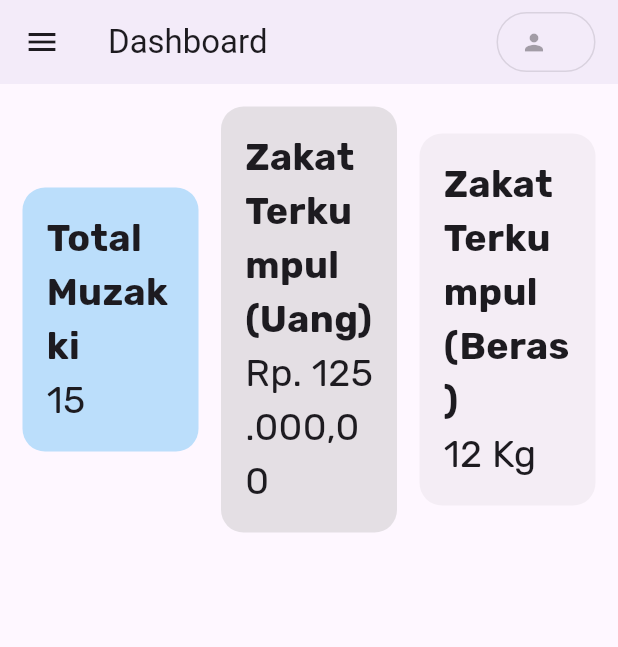
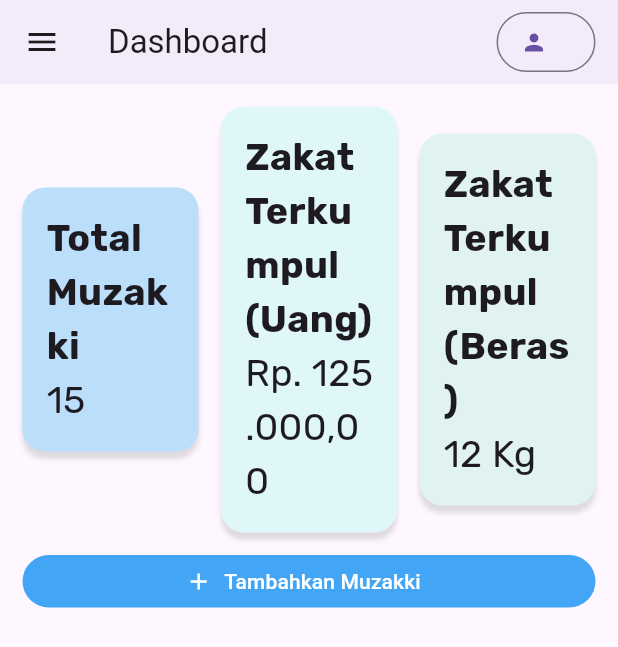
Before and after one commit to har00zall/zakat_edoc, a Flutter app: the Dashboard screen opened directly, on a phone screen of 412 x 824 dp. Shown: the top 647 px of the screen. Run offline on Flutter 3.47's test engine with Material 3 defaults, Android fonts, the light colour scheme and no system bars; our stand-ins replace google_fonts, hive; missing offline and left inert: dargon2_flutter; accounts and stored records are empty; statements that could not run were skipped.

Commit message:
added/add muzakki page

```diff
--- a/lib/route.dart
+++ b/lib/route.dart
@@ -1,3 +1,4 @@
+import 'package:zakat_edoc/widgets/stateful/add_muzakki.dart';
 import 'package:zakat_edoc/widgets/stateful/dashboard.dart';
 import 'package:zakat_edoc/widgets/stateful/demo.dart';
 import 'package:zakat_edoc/widgets/stateful/login.dart';
@@ -5,3 +6,4 @@ import 'package:zakat_edoc/widgets/stateful/login.dart';
 const demo = Demo(title: "Demo");
 const login = LoginPage();
 const dashboard = Dashboard();
+const addMuzakki = AddMuzakki();
--- a/lib/widgets/stateful/dashboard.dart
+++ b/lib/widgets/stateful/dashboard.dart
@@ -54,7 +54,7 @@ class _DashboardState extends State<Dashboard> {
           Padding(
             padding: EdgeInsets.only(right: 15),
             child: OutlinedButton.icon(
-              onPressed: null,
+              onPressed: () {},
               label: Text(userSession.length == 0
                   ? ""
                   : userSession.getAt(0)!.userData.displayName),
@@ -109,6 +109,9 @@ class _DashboardState extends State<Dashboard> {
                   onPressed: isLoggingOut ? null : tryLogout,
                   label: Text("Log Out"),
                   icon: Icon(Icons.logout),
+                  style: FilledButton.styleFrom(
+                    backgroundColor: Colors.red[400],
+                  ),
                 ),
               ),
             ),
@@ -163,15 +166,36 @@ class _HomeDashboardState extends State<HomeDashboard> {
             ReportCard(
               title: "Zakat Terkumpul (Uang)",
               data: "Rp. 125.000,00",
-              backgroundColor: Theme.of(context).highlightColor,
+              backgroundColor: Colors.cyan[50]!,
             ),
             ReportCard(
               title: "Zakat Terkumpul (Beras)",
               data: "12 Kg",
-              backgroundColor: Theme.of(context).hoverColor,
+              backgroundColor: Colors.teal[50]!,
             ),
           ],
-        )
+        ),
+        Expanded(
+          child: Padding(
+            padding: EdgeInsets.only(top: 15),
+            child: SizedBox(
+              height: 35,
+              child: FilledButton.icon(
+                onPressed: () {
+                  Navigator.push(
+                    context,
+                    MaterialPageRoute(builder: (context) => addMuzakki),
+                  );
+                },
+                label: Text("Tambahkan Muzakki"),
+                icon: Icon(Icons.add),
+                style: FilledButton.styleFrom(
+                  backgroundColor: Colors.blue[400],
+                ),
+              ),
+            ),
+          ),
+        ),
       ],
     );
   }
@@ -199,6 +223,14 @@ class ReportCard extends StatelessWidget {
           borderRadius: BorderRadius.all(
             Radius.circular(15),
           ),
+          boxShadow: [
+            BoxShadow(
+              color: Colors.black12,
+              offset: Offset(0, 5),
+              blurRadius: 2.5,
+              spreadRadius: 0,
+            ),
+          ],
         ),
         child: Column(
           mainAxisAlignment: MainAxisAlignment.center,
```
Also changed, not shown: lib/database/muzakki_input_data.dart (added, +17 -0 lines), lib/widgets/stateful/add_muzakki.dart (+205 -0 lines), lib/widgets/stateful/login.dart (+7 -0 lines), lib/database/muzakki_input_data.g.dart (added), pubspec.lock.
